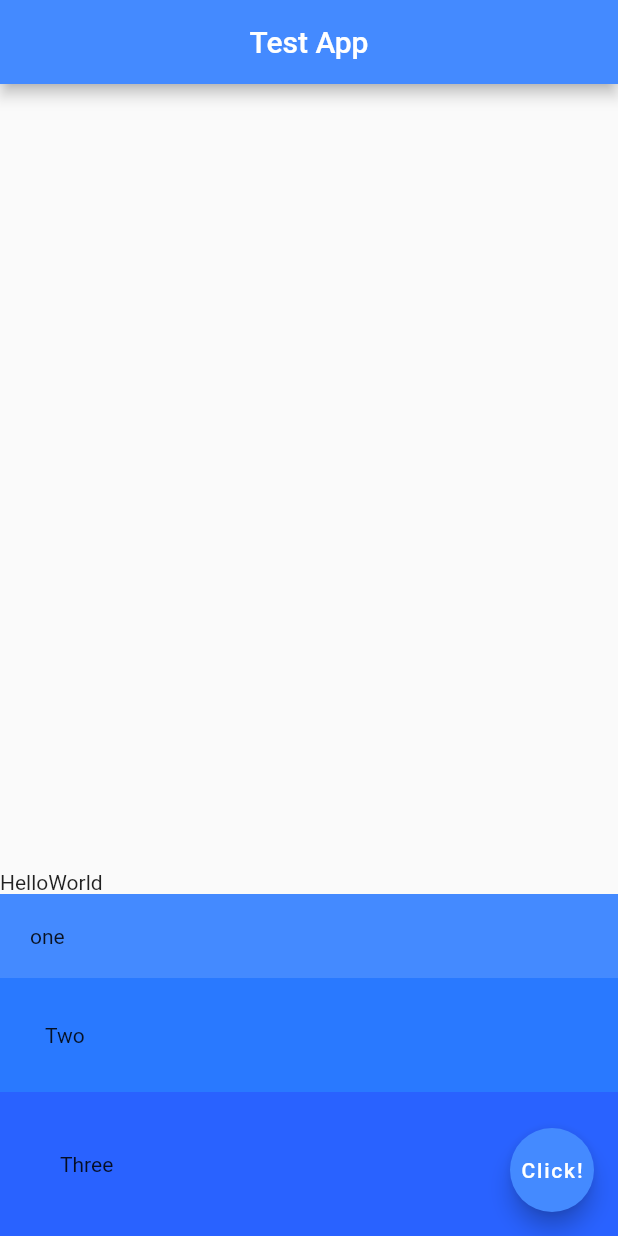
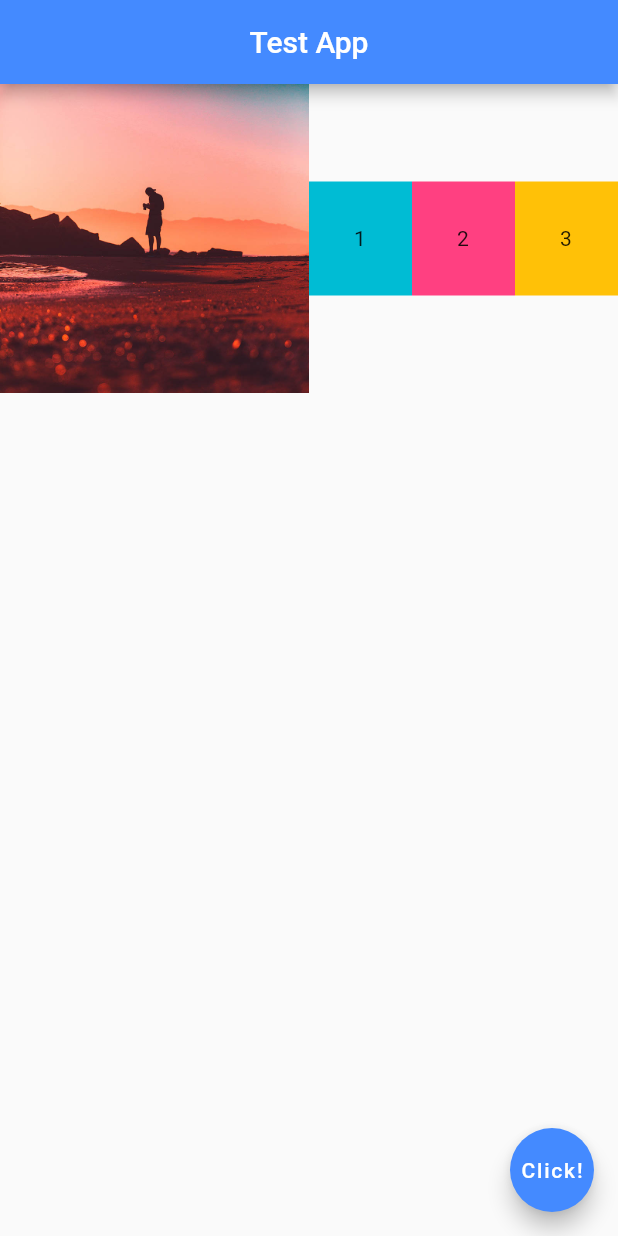
Before and after one commit to ch-ivy/flutter-tuts, a Flutter app: the screen it shows after launch, on a phone screen of 412 x 824 dp. Run offline on Flutter 3.47's test engine with Material 2 defaults, Android fonts, the phone set to English and light mode, and no system bars.

Commit message:
Expanded widgets

```diff
--- a/TestApp/lib/main.dart
+++ b/TestApp/lib/main.dart
@@ -13,28 +13,36 @@ class HomePage extends StatelessWidget {
         centerTitle: true,
         backgroundColor: Colors.blueAccent,
       ),
-      body: Column(
-        mainAxisAlignment: MainAxisAlignment.end,
-        crossAxisAlignment: CrossAxisAlignment.stretch,
+      body: Row(
         children: <Widget>[
-          Row(
-            children: <Widget>[Text("Hello"), Text("World")],
+          Expanded(
+            child: Image.asset('assets/img-3.jpg'),
+            flex: 3,
           ),
-          Container(
-            padding: EdgeInsets.all(20.0),
-            color: Colors.blueAccent[200],
-            child: Text('one'),
+          Expanded(
+            flex: 1,
+            child: Container(
+              padding: EdgeInsets.all(30.0),
+              color: Colors.cyan,
+              child: Text('1'),
+            ),
           ),
-          Container(
-            padding: EdgeInsets.all(30.0),
-            color: Colors.blueAccent[400],
-            child: Text('Two'),
+          Expanded(
+            flex: 1,
+            child: Container(
+              padding: EdgeInsets.all(30.0),
+              color: Colors.pinkAccent,
+              child: Text('2'),
+            ),
           ),
-          Container(
-            padding: EdgeInsets.all(40.0),
-            color: Colors.blueAccent[700],
-            child: Text('Three'),
-          )
+          Expanded(
+            flex: 1,
+            child: Container(
+              padding: EdgeInsets.all(30.0),
+              color: Colors.amber,
+              child: Text('3'),
+            ),
+          ),
         ],
       ),
       floatingActionButton: FloatingActionButton(
```
